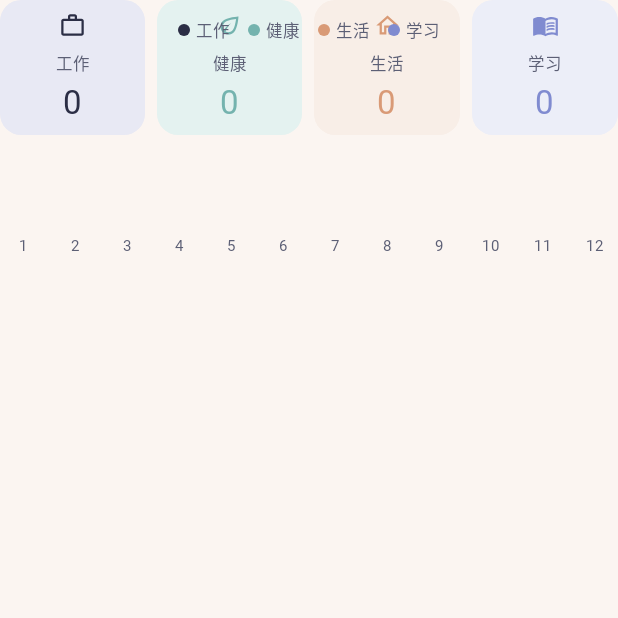
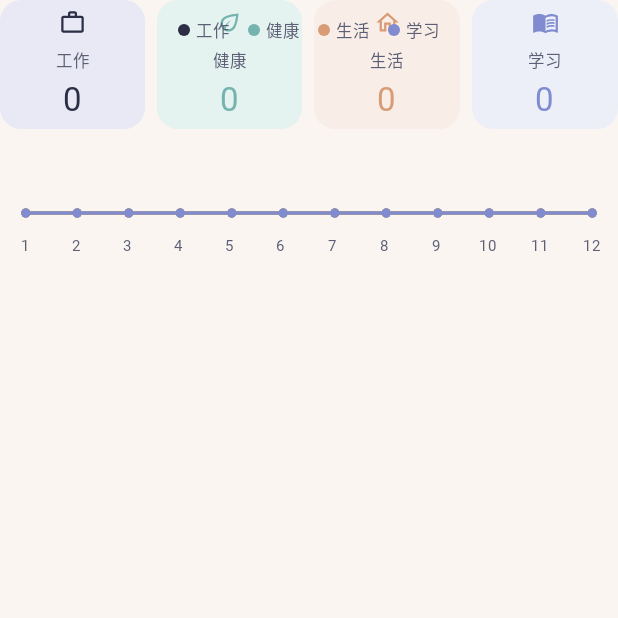
Before and after one commit to hanleiyu/TimeBlock, an Android app built with Jetpack Compose: the composable YearSummary called with empty values, on a phone screen of 412 x 824 dp, the top half of it. Run offline under Robolectric (Android 15) with nearby library versions, the phone set to English and light mode, and no system bars; Roboto replaces fonts that are not available here.

Commit message:
Tighten month/year count chips, move month summary below the calendar, and draw year counts as four lines.
Month panel order is now calendar, day-done list, then the four category chips. Year chart keeps the same data and legend colors; only the stacked bars become monthly polylines.

Co-authored-by: hanleiyu <hanleiyu@users.noreply.github.com>

```diff
--- a/app/src/main/java/com/shijiankuai/app/ui/todo/TodoMonthPanel.kt
+++ b/app/src/main/java/com/shijiankuai/app/ui/todo/TodoMonthPanel.kt
@@ -53,7 +53,6 @@ fun TodoMonthPanel(
     val grid = remember(month) { TodoMonth.monthGrid(month) }
 
     Column(verticalArrangement = Arrangement.spacedBy(12.dp)) {
-        MonthCountRow(counts)
         MonthKalendarCard(
             month = month,
             selected = date,
@@ -66,6 +65,7 @@ fun TodoMonthPanel(
             },
         )
         DayDoneSummary(date = date, done = done)
+        MonthCountRow(counts)
     }
 }
 
@@ -79,7 +79,7 @@ private fun MonthCountRow(counts: Map<TodoCategory, Int>) {
                     .clip(RoundedCornerShape(14.dp))
                     .background(Card)
                     .border(1.dp, Line, RoundedCornerShape(14.dp))
-                    .padding(vertical = 8.dp),
+                    .padding(vertical = 6.dp),
                 horizontalAlignment = Alignment.CenterHorizontally,
             ) {
                 Icon(
--- a/app/src/main/java/com/shijiankuai/app/ui/todo/TodoScreen.kt
+++ b/app/src/main/java/com/shijiankuai/app/ui/todo/TodoScreen.kt
@@ -10,7 +10,6 @@ import androidx.compose.foundation.layout.Box
 import androidx.compose.foundation.layout.Column
 import androidx.compose.foundation.layout.Row
 import androidx.compose.foundation.layout.Spacer
-import androidx.compose.foundation.layout.fillMaxHeight
 import androidx.compose.foundation.layout.fillMaxSize
 import androidx.compose.foundation.layout.fillMaxWidth
 import androidx.compose.foundation.layout.height
@@ -40,8 +39,11 @@ import androidx.compose.ui.Alignment
 import androidx.compose.ui.Modifier
 import androidx.compose.ui.draw.clip
 import androidx.compose.ui.geometry.Offset
-import androidx.compose.ui.geometry.Size
 import androidx.compose.ui.graphics.Color
+import androidx.compose.ui.graphics.Path
+import androidx.compose.ui.graphics.StrokeCap
+import androidx.compose.ui.graphics.StrokeJoin
+import androidx.compose.ui.graphics.drawscope.Stroke
 import androidx.compose.ui.input.pointer.pointerInput
 import androidx.compose.ui.platform.LocalDensity
 import androidx.compose.ui.text.font.FontWeight
@@ -302,7 +304,7 @@ private fun YearSummary(items: List<TodoItem>, year: Int) {
                     .weight(1f)
                     .clip(RoundedCornerShape(14.dp))
                     .background(categoryWash(cat))
-                    .padding(vertical = 8.dp),
+                    .padding(vertical = 6.dp),
                 horizontalAlignment = Alignment.CenterHorizontally,
             ) {
                 Icon(categoryIcon(cat), contentDescription = cat.label, tint = categoryTint(cat), modifier = Modifier.size(18.dp))
@@ -335,43 +337,53 @@ private fun YearSummary(items: List<TodoItem>, year: Int) {
 
 @Composable
 private fun YearStackChart(stacks: List<TodoRange.MonthStack>) {
-    val max = stacks.maxOfOrNull { it.total }?.coerceAtLeast(1) ?: 1
-    Row(
+    val max = stacks.maxOfOrNull { stack ->
+        stack.counts.values.maxOrNull() ?: 0
+    }?.coerceAtLeast(1) ?: 1
+    Column(
         Modifier
             .fillMaxWidth()
             .padding(top = 8.dp)
             .height(168.dp),
-        verticalAlignment = Alignment.Bottom,
-        horizontalArrangement = Arrangement.spacedBy(4.dp),
-    ) {
-        stacks.forEach { stack ->
-            Column(
-                Modifier
-                    .weight(1f)
-                    .fillMaxHeight(),
-                horizontalAlignment = Alignment.CenterHorizontally,
     ) {
         Canvas(
             Modifier
                 .fillMaxWidth()
                 .weight(1f),
         ) {
-                    val inset = 3.dp.toPx()
-                    val barW = (size.width - inset * 2).coerceAtLeast(2f)
-                    var top = size.height
+            if (stacks.isEmpty()) return@Canvas
+            val padY = 6.dp.toPx()
+            val plotH = (size.height - padY * 2).coerceAtLeast(1f)
+            val slot = size.width / stacks.size
+            val stroke = Stroke(
+                width = 2.dp.toPx(),
+                cap = StrokeCap.Round,
+                join = StrokeJoin.Round,
+            )
+            fun xOf(i: Int) = slot * (i + 0.5f)
+            fun yOf(n: Int) = padY + plotH * (1f - n / max.toFloat())
             TodoRange.SUMMARY_ORDER.forEach { cat ->
-                        val n = stack.counts[cat] ?: 0
-                        if (n <= 0) return@forEach
-                        val h = size.height * n / max.toFloat()
-                        top -= h
-                        drawRect(
-                            color = categoryTint(cat),
-                            topLeft = Offset(inset, top),
-                            size = Size(barW, h),
+                val color = categoryTint(cat)
+                val path = Path()
+                stacks.forEachIndexed { i, stack ->
+                    val pt = Offset(xOf(i), yOf(stack.counts[cat] ?: 0))
+                    if (i == 0) path.moveTo(pt.x, pt.y) else path.lineTo(pt.x, pt.y)
+                }
+                drawPath(path, color = color, style = stroke)
+                stacks.forEachIndexed { i, stack ->
+                    drawCircle(
+                        color = color,
+                        radius = 3.dp.toPx(),
+                        center = Offset(xOf(i), yOf(stack.counts[cat] ?: 0)),
                     )
                 }
             }
-                Text("${stack.month}", fontSize = 10.sp, color = Ink2, modifier = Modifier.padding(top = 4.dp))
+        }
+        Row(Modifier.fillMaxWidth().padding(top = 4.dp)) {
+            stacks.forEach { stack ->
+                Box(Modifier.weight(1f), contentAlignment = Alignment.Center) {
+                    Text("${stack.month}", fontSize = 10.sp, color = Ink2)
+                }
             }
         }
     }
```
Lines whose indentation alone changed are shown as unchanged.
